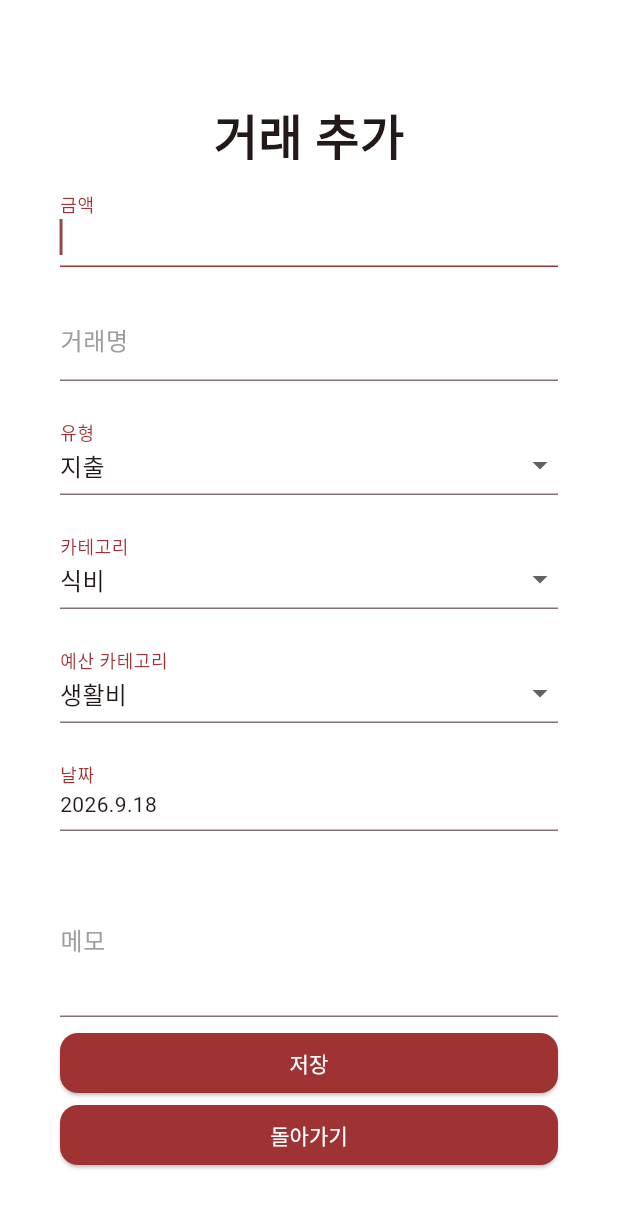
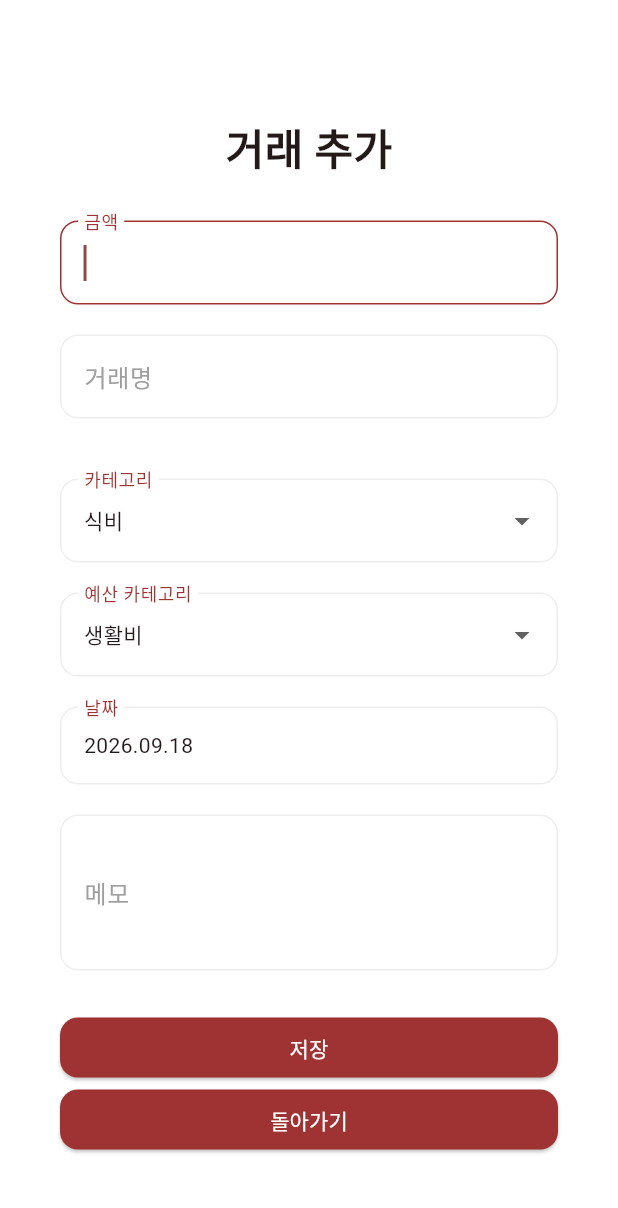
Before and after one commit to chae04/moa, a Flutter app: the TransactionFormScreen screen opened directly, on a phone screen of 412 x 824 dp. Shown: the top 1208 px of the screen. Run offline on Flutter 3.47's test engine with Material 3 defaults, Android fonts, the phone set to English and light mode, and no system bars; our stand-ins replace cloud_firestore, firebase_auth, firebase_core, table_calendar; accounts and stored records are empty.

Commit message:
fix. dropdown style

```diff
--- /dev/null
+++ b/lib/constants/styles.dart
@@ -0,0 +1,22 @@
+import 'package:flutter/material.dart';
+import 'package:moa/constants/colors.dart';
+
+InputDecoration inputDecoration(String label) {
+  return InputDecoration(
+    labelText: label,
+    filled: true,
+    fillColor: Colors.white,
+    border: OutlineInputBorder(
+      borderRadius: BorderRadius.circular(12),
+      borderSide: BorderSide(color: Colors.grey[200]!),
+    ),
+    enabledBorder: OutlineInputBorder(
+      borderRadius: BorderRadius.circular(12),
+      borderSide: BorderSide(color: Colors.grey[200]!),
+    ),
+    focusedBorder: OutlineInputBorder(
+      borderRadius: BorderRadius.circular(12),
+      borderSide: BorderSide(color: primaryColor),
+    ),
+  );
+}
--- a/lib/screens/transaction/transaction_form_screen.dart
+++ b/lib/screens/transaction/transaction_form_screen.dart
@@ -2,9 +2,9 @@ import 'package:flutter/material.dart';
 import 'package:firebase_auth/firebase_auth.dart';
 import 'package:moa/models/transaction_model.dart';
 import 'package:moa/services/transaction_service.dart';
-import 'package:moa/services/budget_service.dart';
 import 'package:moa/constants/categories.dart';
 import 'package:moa/constants/colors.dart';
+import 'package:moa/constants/styles.dart';
 
 class TransactionFormScreen extends StatefulWidget {
   final TransactionModel? transaction; // null이면 새 거래 추가, 있으면 기존 거래 수정
@@ -21,7 +21,6 @@ class _TransactionScreenState extends State<TransactionFormScreen> {
   final transactionName = TextEditingController();
   final transactionMemo = TextEditingController();
   final TransactionService _transactionService = TransactionService();
-  final BudgetService _budgetService = BudgetService();
 
   final _nameFocus = FocusNode();
   final _memoFocus = FocusNode();
@@ -134,15 +133,15 @@ class _TransactionScreenState extends State<TransactionFormScreen> {
             Padding(
               padding: const EdgeInsets.only(top: 24.0),
               child: Text(
-                '거래 추가',
-                style: TextStyle(fontSize: 32, fontWeight: FontWeight.bold),
+                widget.transaction != null ? '거래 수정' : (widget.type ?? '거래 추가'),
+                style: TextStyle(fontSize: 28, fontWeight: FontWeight.bold),
               ),
             ),
             Column(
               children: [
                 TextField(
                   controller: transactionPrice,
-                  decoration: InputDecoration(labelText: '금액'),
+                  decoration: inputDecoration('금액'),
                   keyboardType: TextInputType.number,
                   autofocus: true,
                   textInputAction: TextInputAction.next,
@@ -151,7 +150,7 @@ class _TransactionScreenState extends State<TransactionFormScreen> {
                 SizedBox(height: 20),
                 TextField(
                   controller: transactionName,
-                  decoration: InputDecoration(labelText: '거래명'),
+                  decoration: inputDecoration('거래명'),
                   focusNode: _nameFocus,
                   keyboardType: TextInputType.text,
                   textInputAction: TextInputAction.next,
@@ -159,83 +158,73 @@ class _TransactionScreenState extends State<TransactionFormScreen> {
                 ),
                 SizedBox(height: 20),
 
-                InputDecorator(
-                  decoration: InputDecoration(labelText: '유형'),
-                  child: DropdownButtonHideUnderline(
-                    child: DropdownButton(
-                      isDense: true,
+                if (widget.transaction != null)
+                  DropdownButtonFormField<String>(
+                    decoration: inputDecoration('유형'),
+                    value: selectedTransactionType,
+                    dropdownColor: Colors.white, // 목록 배경색
+                    borderRadius: BorderRadius.circular(12), // 목록 모서리
                     items: transactionTypeList.map<DropdownMenuItem<String>>((
                       String value,
                     ) {
                       return DropdownMenuItem<String>(value: value, child: Text(value));
                     }).toList(),
-                      value: selectedTransactionType,
                     onChanged: (String? newValue) {
                       setState(() {
                         selectedTransactionType = newValue!;
-                          // 유형 바꾸면 카테고리 초기화
                         selectedTransactionCategory = newValue == '수입'
                             ? incomeCategoryList[0]
                             : expenseCategoryList[0];
                       });
                     },
                   ),
-                  ),
-                ),
 
                 SizedBox(height: 20),
 
                 // 카테고리 드롭다운 (저축이면 숨김)
                 if (selectedTransactionType != '저축')
-                  InputDecorator(
-                    decoration: InputDecoration(labelText: '카테고리'),
-                    child: DropdownButtonHideUnderline(
-                      child: DropdownButton(
-                        isDense: true,
+                  DropdownButtonFormField<String>(
+                    decoration: inputDecoration('카테고리'),
+                    value: selectedTransactionCategory,
+                    dropdownColor: Colors.white, // 목록 배경색
+                    borderRadius: BorderRadius.circular(12), // 목록 모서리
                     items: currentCategoryList.map<DropdownMenuItem<String>>((
                       String value,
                     ) {
                       return DropdownMenuItem<String>(
                         value: value,
-                            child: Text(value),
+                        child: Text(value, style: TextStyle(fontSize: 14)),
                       );
                     }).toList(),
-                        value: selectedTransactionCategory,
                     onChanged: (String? newValue) {
                       setState(() {
                         selectedTransactionCategory = newValue!;
                       });
                     },
                   ),
-                    ),
-                  ),
                 SizedBox(height: 20),
 
                 // 예산 카테고리 드롭다운 (지출일 때만 표시)
                 if (selectedTransactionType == '지출')
-                  InputDecorator(
-                    decoration: InputDecoration(labelText: '예산 카테고리'),
-                    child: DropdownButtonHideUnderline(
-                      child: DropdownButton(
-                        isDense: true,
+                  DropdownButtonFormField<String>(
+                    decoration: inputDecoration('예산 카테고리'),
+                    value: selectedBudgetCategory,
+                    dropdownColor: Colors.white,
+                    borderRadius: BorderRadius.circular(12),
                     items: budgetCategoryList.map<DropdownMenuItem<String>>((
                       String value,
                     ) {
                       return DropdownMenuItem<String>(
                         value: value,
-                            child: Text(value),
+                        child: Text(value, style: TextStyle(fontSize: 14)),
                       );
                     }).toList(),
-                        value: selectedBudgetCategory,
                     onChanged: (String? newValue) {
                       setState(() {
                         selectedBudgetCategory = newValue!;
                       });
                     },
                   ),
-                    ),
-                  ),
-
                 SizedBox(height: 20),
 
                 // 날짜 선택
@@ -245,9 +234,10 @@ class _TransactionScreenState extends State<TransactionFormScreen> {
                     _selectDate(context);
                   },
                   child: InputDecorator(
-                    decoration: InputDecoration(labelText: '날짜'),
+                    decoration: inputDecoration('날짜'),
                     child: Text(
-                      '${selectedDate.year}.${selectedDate.month}.${selectedDate.day}',
+                      '${selectedDate.year}.${selectedDate.month.toString().padLeft(2, '0')}.${selectedDate.day.toString().padLeft(2, '0')}',
+                      style: TextStyle(fontSize: 14),
                     ),
                   ),
                 ),
@@ -256,7 +246,7 @@ class _TransactionScreenState extends State<TransactionFormScreen> {
                 // 메모
                 TextField(
                   controller: transactionMemo,
-                  decoration: InputDecoration(labelText: '메모'),
+                  decoration: inputDecoration('메모'),
                   keyboardType: TextInputType.multiline,
                   focusNode: _memoFocus,
                   maxLines: 3,
@@ -270,10 +260,16 @@ class _TransactionScreenState extends State<TransactionFormScreen> {
                 SizedBox(
                   width: double.infinity,
                   child: ElevatedButton(
-                    onPressed: () async {
+                    onPressed: isLoading
+                        ? null
+                        : () async {
+                            setState(() => isLoading = true);
+                            try {
                               final transaction = TransactionModel(
                                 // ?: null 허용, ??: null일 때 기본값
-                        id: widget.transaction?.id ?? '', // 수정 모드면 기존 id, 추가 모드면 빈 문자열
+                                id:
+                                    widget.transaction?.id ??
+                                    '', // 수정 모드면 기존 id, 추가 모드면 빈 문자열
                                 userId: FirebaseAuth.instance.currentUser!.uid,
                                 title: transactionName.text,
                                 amount: int.parse(transactionPrice.text),
@@ -289,26 +285,6 @@ class _TransactionScreenState extends State<TransactionFormScreen> {
                                 createdAt: DateTime.now(),
                               );
 
-                      // 수입이면 예산 amount 업데이트
-                      if (selectedTransactionType == '수입') {
-                        final now = DateTime.now();
-                        final month =
-                            '${now.year}-${now.month.toString().padLeft(2, '0')}';
-
-                        // 이번 달 거래 목록 불러오기
-                        final transactions = await _transactionService
-                            .getMonthlyTransactions(now.year, now.month);
-
-                        // 이번 달 수입 합계 계산
-                        final totalIncome =
-                            transactions
-                                .where((t) => t.type == '수입')
-                                .fold(0, (sum, t) => sum + t.amount) +
-                            int.parse(transactionPrice.text);
-
-                        await _budgetService.updateBudgetAmount(month, totalIncome);
-                      }
-
                               // Firestore에 저장 (추가 or 수정)
                               if (widget.transaction == null) {
                                 // 새 거래 추가 모드
@@ -318,8 +294,23 @@ class _TransactionScreenState extends State<TransactionFormScreen> {
                                 await _transactionService.updateTransaction(transaction);
                               }
                               Navigator.popUntil(context, (route) => route.isFirst);
+                            } catch (e) {
+                              ScaffoldMessenger.of(
+                                context,
+                              ).showSnackBar(SnackBar(content: Text('저장 실패: $e')));
+                              if (mounted) setState(() => isLoading = false);
+                            }
                           },
-                    child: Text('저장'),
+                    child: isLoading
+                        ? SizedBox(
+                            width: 20,
+                            height: 20,
+                            child: CircularProgressIndicator(
+                              color: Colors.white,
+                              strokeWidth: 2,
+                            ),
+                          )
+                        : Text('저장'),
                   ),
                 ),
                 SizedBox(
```
Lines whose indentation alone changed are shown as unchanged.
